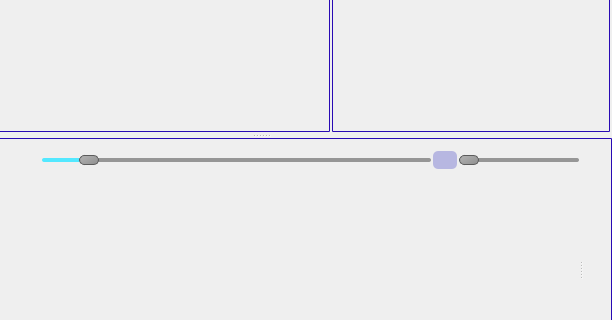
Qt form resources/mainWindow.ui (simson/subsonic-client) before a commit; both pictures show x 485 to 1097 and y 370 to 690 of the 1097 by 782 pixel window.
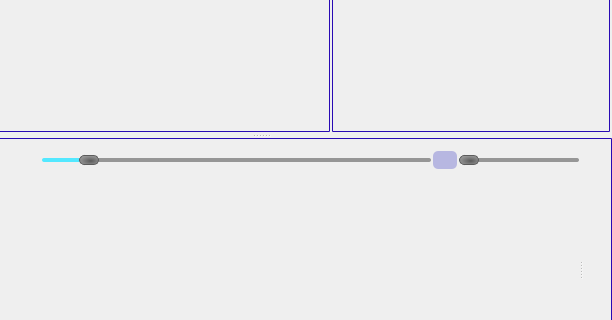
The same form after that commit. Icons and pictures are not drawn.

Commit message: Minor tweaks to slider style Started to add vlc error logging.

```diff
--- a/resources/mainWindow.ui
+++ b/resources/mainWindow.ui
@@ -61,6 +61,7 @@
 
 /*Transparent scroll areas*/
 QAbstractScrollArea{
+	border: 0px solid black;
 	background-color: rgba(0, 0, 0, 0);
 }
 
@@ -220,12 +221,12 @@
 /*Seek slider*/
  QSlider::groove:horizontal {
 	height: 0px;/* the groove expands to the size of the slider by default. by giving it a height, it has a fixed size */
-	background: qlineargradient(x1:0, y1:0, x2:0, y2:1, stop:0 #B1B1B1, stop:1 #c4c4c4);
+	background-color: rgb(0, 0, 0);
 	margin: 2px 0;
  }
 
 QSlider::handle:horizontal {
-	background: qlineargradient(x1:0, y1:0, x2:1, y2:1, stop:0 #b4b4b4, stop:1 #8f8f8f);
+	background-color: qradialgradient(spread:pad, cx:0.5, cy:0.6, radius:1.1, fx:0.6, fy:0.6, stop:0 rgba(90, 90, 90, 255), stop:1 rgba(207, 207, 207, 255));
 	border: 1px solid #5c5c5c;
 	width: 18px;
 	margin: -5px 0; /* handle is placed by default on the contents rect of the groove. Expand outside the groove */
```
The commit also changes 1 other file.
